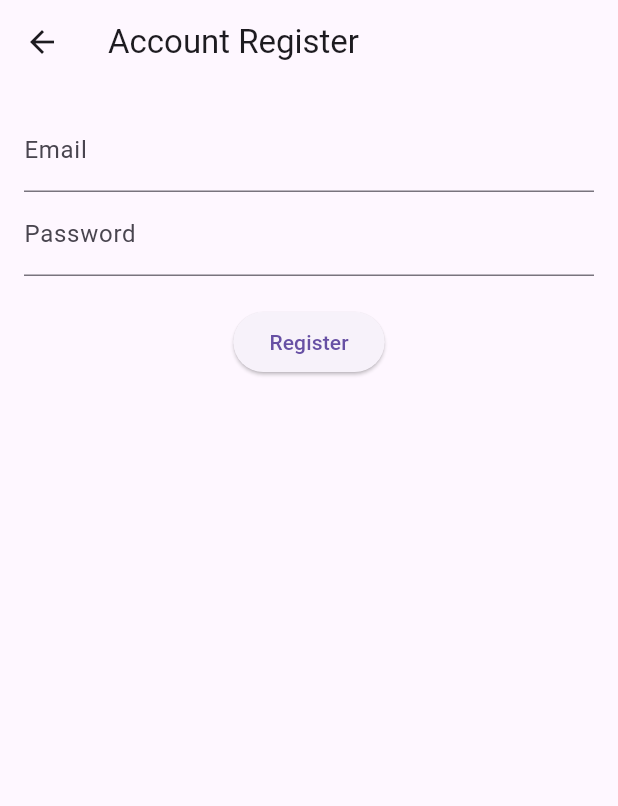
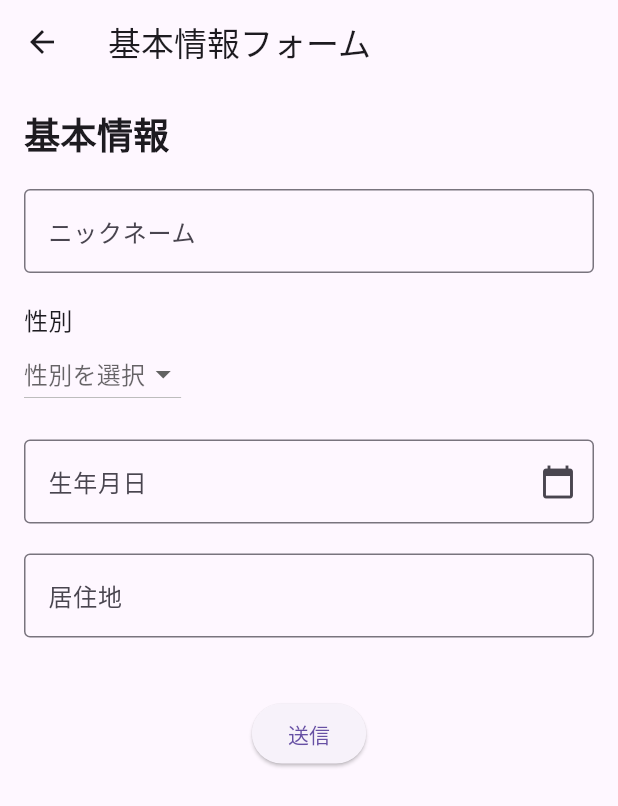
Before and after one commit to oto06/GakuYouMatch2, a Flutter app: the screen it shows after launch, after a tap on "Googleアカウントで登録", on a phone screen of 412 x 824 dp. Shown: the top 806 px of the screen. Run offline on Flutter 3.47's test engine with Material 3 defaults, Android fonts, the phone set to English and light mode, and no system bars; our stand-ins replace firebase_auth, firebase_core; accounts and stored records are empty; network calls fail.

Commit message:
version2

```diff
--- a/lib/acountregister.dart
+++ b/lib/acountregister.dart
@@ -1,6 +1,13 @@
 import 'package:flutter/material.dart';
 import 'package:firebase_auth/firebase_auth.dart';
+import 'package:firebase_core/firebase_core.dart';
+import 'basicinfo.dart';
 
+Future<void> main() async {
+  WidgetsFlutterBinding.ensureInitialized();
+  await Firebase.initializeApp();
+  runApp(MyApp());
+}
 
 class AccountRegister extends StatefulWidget {
   @override
@@ -12,6 +19,8 @@ class AccountRegister extends StatefulWidget {
     throw UnimplementedError();
   }
 }
+@override
+
 
 class  _AccountRegisterState extends State<AccountRegister> {
   final _emailController = TextEditingController();
--- a/lib/basicinfo.dart
+++ b/lib/basicinfo.dart
@@ -0,0 +1,145 @@
+import 'package:flutter/material.dart';
+import 'package:intl/intl.dart';  // 日付フォーマット用
+
+void main() {
+  runApp(MyApp());
+}
+
+class MyApp extends StatelessWidget {
+  @override
+  Widget build(BuildContext context) {
+    return MaterialApp(
+      title: 'Basic Info Form',
+      theme: ThemeData(
+        primarySwatch: Colors.blue,
+      ),
+      home: BasicInfoForm(),
+    );
+  }
+}
+
+class BasicInfoForm extends StatefulWidget {
+  @override
+  _BasicInfoFormState createState() => _BasicInfoFormState();
+}
+
+class _BasicInfoFormState extends State<BasicInfoForm> {
+  // コントローラや選択状態を管理
+  final TextEditingController nicknameController = TextEditingController();
+  final TextEditingController birthdateController = TextEditingController();
+  final TextEditingController locationController = TextEditingController();
+
+  String? _gender;
+  DateTime? _selectedDate;
+
+  // 日付選択の関数
+  Future<void> _selectDate(BuildContext context) async {
+    final DateTime? picked = await showDatePicker(
+      context: context,
+      initialDate: DateTime.now(),
+      firstDate: DateTime(1900),
+      lastDate: DateTime.now(),
+    );
+    if (picked != null && picked != _selectedDate) {
+      setState(() {
+        _selectedDate = picked;
+        birthdateController.text = DateFormat('yyyy/MM/dd').format(picked);
+      });
+    }
+  }
+
+  @override
+  Widget build(BuildContext context) {
+    return Scaffold(
+      appBar: AppBar(
+        title: Text('基本情報フォーム'),
+      ),
+      body: Padding(
+        padding: const EdgeInsets.all(16.0),
+        child: Column(
+          crossAxisAlignment: CrossAxisAlignment.start,
+          children: <Widget>[
+            Text(
+              '基本情報',
+              style: TextStyle(fontSize: 24, fontWeight: FontWeight.bold),
+            ),
+            SizedBox(height: 20),
+
+            // ニックネーム入力フィールド
+            TextField(
+              controller: nicknameController,
+              decoration: InputDecoration(
+                labelText: 'ニックネーム',
+                border: OutlineInputBorder(),
+              ),
+            ),
+            SizedBox(height: 20),
+
+            // 性別選択
+            Text(
+              '性別',
+              style: TextStyle(fontSize: 16),
+            ),
+            DropdownButton<String>(
+              value: _gender,
+              items: <String>['男性', '女性', 'その他'].map((String value) {
+                return DropdownMenuItem<String>(
+                  value: value,
+                  child: Text(value),
+                );
+              }).toList(),
+              hint: Text('性別を選択'),
+              onChanged: (String? newValue) {
+                setState(() {
+                  _gender = newValue;
+                });
+              },
+            ),
+            SizedBox(height: 20),
+
+            // 生年月日入力フィールド
+            TextField(
+              controller: birthdateController,
+              decoration: InputDecoration(
+                labelText: '生年月日',
+                border: OutlineInputBorder(),
+                suffixIcon: IconButton(
+                  icon: Icon(Icons.calendar_today),
+                  onPressed: () {
+                    _selectDate(context);
+                  },
+                ),
+              ),
+              readOnly: true, // ユーザーはテキストを直接編集できない
+            ),
+            SizedBox(height: 20),
+
+            // 居住地入力フィールド
+            TextField(
+              controller: locationController,
+              decoration: InputDecoration(
+                labelText: '居住地',
+                border: OutlineInputBorder(),
+              ),
+            ),
+            SizedBox(height: 40),
+
+            // 確認用ボタン（送信など）
+            Center(
+              child: ElevatedButton(
+                onPressed: () {
+                  // ここでフォームの内容を処理
+                  print('ニックネーム: ${nicknameController.text}');
+                  print('性別: $_gender');
+                  print('生年月日: ${birthdateController.text}');
+                  print('居住地: ${locationController.text}');
+                },
+                child: Text('送信'),
+              ),
+            ),
+          ],
+        ),
+      ),
+    );
+  }
+}
--- a/lib/main.dart
+++ b/lib/main.dart
@@ -1,10 +1,11 @@
 import 'package:flutter/material.dart';
 import 'package:firebase_core/firebase_core.dart';
 import 'acountregister.dart';
+import 'basicinfo.dart';
 
 
 
-void main()async {
+Future<void> main()async {
   runApp(const MyApp());
   WidgetsFlutterBinding.ensureInitialized();
   await Firebase.initializeApp(); // Firebaseの初期化
@@ -50,7 +51,7 @@ class FirstScreen extends StatelessWidget {
             // ボタンを押すと次の画面に遷移
             Navigator.push(
               context,
-              MaterialPageRoute(builder: (context) => AccountRegister()),
+              MaterialPageRoute(builder: (context) => BasicInfoForm()),
             );
           },
           child: Text('Googleアカウントで登録'),
--- a/pubspec.yaml
+++ b/pubspec.yaml
@@ -33,8 +33,10 @@ environment:
 dependencies:
   flutter:
     sdk: flutter
+  intl: ^0.17.0
   firebase_core: "^3.6.0"
   firebase_auth: "^5.0.0"
+
 
   # The following adds the Cupertino Icons font to your application.
   # Use with the CupertinoIcons class for iOS style icons.
```
Also changed, not shown: pubspec.lock.
